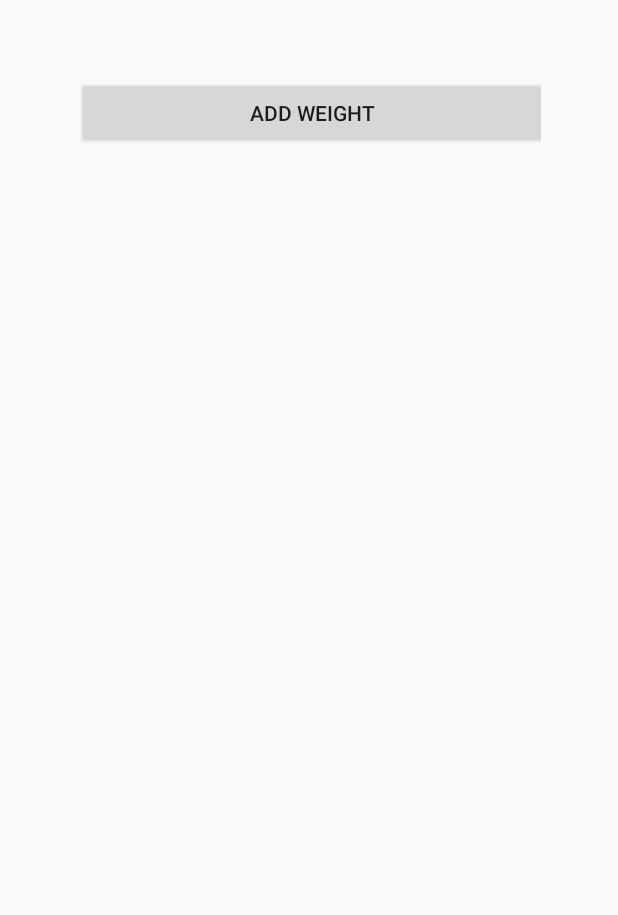
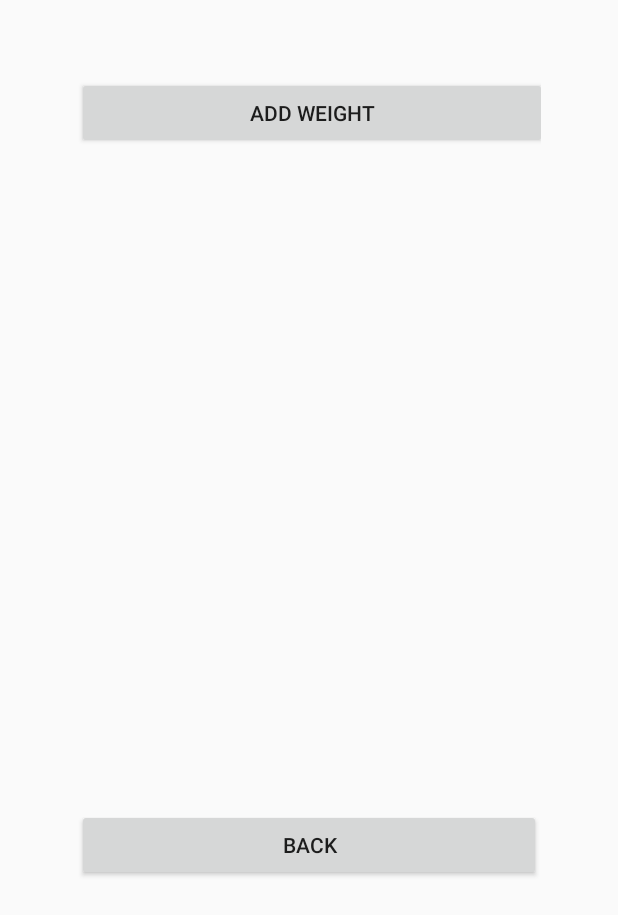
Before and after one commit to RemuRemu/Healthy, an Android app: the fragment WeightFragment placed in its activity, on a phone screen of 412 x 824 dp. Shown: the top 915 px of the screen. Run offline under Robolectric (Android 15) with nearby library versions, the phone set to English and light mode, and no system bars; our stand-ins replace Firebase (no records; nobody signed in at launch, a user with empty details on screens opened directly).

```diff
--- a/app/src/main/java/com/example/lab203_28/healthy/Weight/WeightFragment.java
+++ b/app/src/main/java/com/example/lab203_28/healthy/Weight/WeightFragment.java
@@ -13,11 +13,15 @@ import android.widget.ListView;
 import android.widget.TextView;
 
 import com.example.lab203_28.healthy.BMIFragment;
+import com.example.lab203_28.healthy.MenuFragment;
 import com.example.lab203_28.healthy.R;
 import com.example.lab203_28.healthy.Weight.Weight_FromFragment;
 import com.google.android.gms.tasks.OnSuccessListener;
+import com.google.firebase.auth.FirebaseAuth;
+import com.google.firebase.auth.FirebaseUser;
 import com.google.firebase.firestore.CollectionReference;
 import com.google.firebase.firestore.DocumentReference;
+import com.google.firebase.firestore.DocumentSnapshot;
 import com.google.firebase.firestore.EventListener;
 import com.google.firebase.firestore.FirebaseFirestore;
 import com.google.firebase.firestore.FirebaseFirestoreException;
@@ -40,17 +44,57 @@ WeightFragment extends Fragment{
     public void onActivityCreated(@Nullable Bundle savedInstanceState) {
         super.onActivityCreated(savedInstanceState);
         initAdd_WeightBtn();
+        initBack_Btn();
+        FirebaseAuth mAuth = FirebaseAuth.getInstance();
+        FirebaseUser mUser = mAuth.getCurrentUser();
+        String uId = mUser.getUid();
         FirebaseFirestore mDB = FirebaseFirestore.getInstance();
-        CollectionReference docRef = mDB.collection("myfitness").document("uid").collection("");
-        docRef.get().addOnSuccessListener(new OnSuccessListener<QuerySnapshot>() {
+        final ListView weightList = (ListView) getView().findViewById(R.id.weight_listview);
+        final WeightAdaptor weightAdapter = new WeightAdaptor(
+                getActivity(),
+                R.layout.fragment_weight,
+                weights
+        );
+        weights.clear();
+        mDB.collection("myfitness").document("uid").collection("weight").addSnapshotListener(new EventListener<QuerySnapshot>() {
             @Override
-            public void onSuccess(QuerySnapshot queryDocumentSnapshots) {
+            public void onEvent(@javax.annotation.Nullable QuerySnapshot queryDocumentSnapshots, @javax.annotation.Nullable FirebaseFirestoreException e) {
+                for (QueryDocumentSnapshot doc : queryDocumentSnapshots){
+                    Log.d("WEIGHT", doc.getData().toString());
 
-               //Weight _weight = queryDocumentSnapshots.toObjects(Weight.class);
+                    weights.add(doc.toObject(Weight.class));
+                }
+
+                weightList.setAdapter(weightAdapter);
             }
         });
+//        mDB.collection("myfitness").document(uId).collection("weight").addSnapshotListener(new EventListener<QuerySnapshot>() {
+//            @Override
+//            public void onEvent(QuerySnapshot documentSnapshots, FirebaseFirestoreException e) {
+//
+//                weights.clear();
+//                for(DocumentSnapshot doc : documentSnapshots){
+//                    if(doc.get("date") != null){
+//                        weights.add(doc.toObject(Weight.class));
+//                    }
+//                }
+//
+//                ListView weightList = (ListView) getView().findViewById(R.id.weight_listview);
+//                WeightAdaptor weightAdapter = new WeightAdaptor(getActivity(), R.layout.fragment_weight, weights);
+//                weightList.setAdapter(weightAdapter);
+//            }
+//        });
 
-        //        mDB.collection("myfitness").document("uid").collection("weight").addSnapshotListener(new EventListener<QuerySnapshot>() {
+        //        CollectionReference docRef = mDB.collection("myfitness").document("uid").collection("");
+//        docRef.get().addOnSuccessListener(new OnSuccessListener<QuerySnapshot>() {
+//            @Override
+//            public void onSuccess(QuerySnapshot queryDocumentSnapshots) {
+//
+//               Weight _weight = (Weight) queryDocumentSnapshots.toObjects(Weight.class);
+//            }
+//        });
+//
+//                mDB.collection("myfitness").document("uid").collection("weight").addSnapshotListener(new EventListener<QuerySnapshot>() {
 //            @Override
 //            public void onEvent(
 //                    @javax.annotation.Nullable QuerySnapshot queryDocumentSnapshots,
@@ -66,14 +110,6 @@ WeightFragment extends Fragment{
         //weights.add(new Weight("2 june 18", 21, "up"));
        // weights.add(new Weight("3 june 18", 26, "up"));
 
-        ListView _weightList = (ListView) getView().findViewById(R.id.weight_listview);
-        final WeightAdaptor _weightAdapter = new WeightAdaptor(
-                getActivity(),
-                R.layout.weight_,
-                weights
-        );
-
-        _weightList.setAdapter(_weightAdapter);
 
 
 
@@ -90,4 +126,14 @@ WeightFragment extends Fragment{
             }
         });
     }
+    void initBack_Btn() {
+        TextView _back_Btn = (TextView) getView().findViewById(R.id.weight_back_btn);
+        _back_Btn.setOnClickListener(new View.OnClickListener() {
+            @Override
+            public void onClick(View v) {
+                Log.d("USER", "GOTO ADD_WEIGHT");
+                getActivity().getSupportFragmentManager().beginTransaction().replace(R.id.main_view, new MenuFragment()).commit();
+            }
+        });
+    }
 }
--- a/app/src/main/res/layout/fragment_weight.xml
+++ b/app/src/main/res/layout/fragment_weight.xml
@@ -22,9 +22,14 @@
 
             <ListView
                 android:id="@+id/weight_listview"
-                android:layout_width="wrap_content"
+                android:layout_width="match_parent"
                 android:layout_height="440dp"></ListView>
 
+            <Button
+                android:id="@+id/weight_back_btn"
+                android:layout_width="match_parent"
+                android:layout_height="match_parent"
+                android:text="@string/back" />
 
 
         </LinearLayout>
```
Also changed, not shown: app/src/main/java/com/example/lab203_28/healthy/RegisterFragment.java (+8 -6 lines), app/src/main/java/com/example/lab203_28/healthy/Weight/Weight_FromFragment.java (+8 -3 lines).
